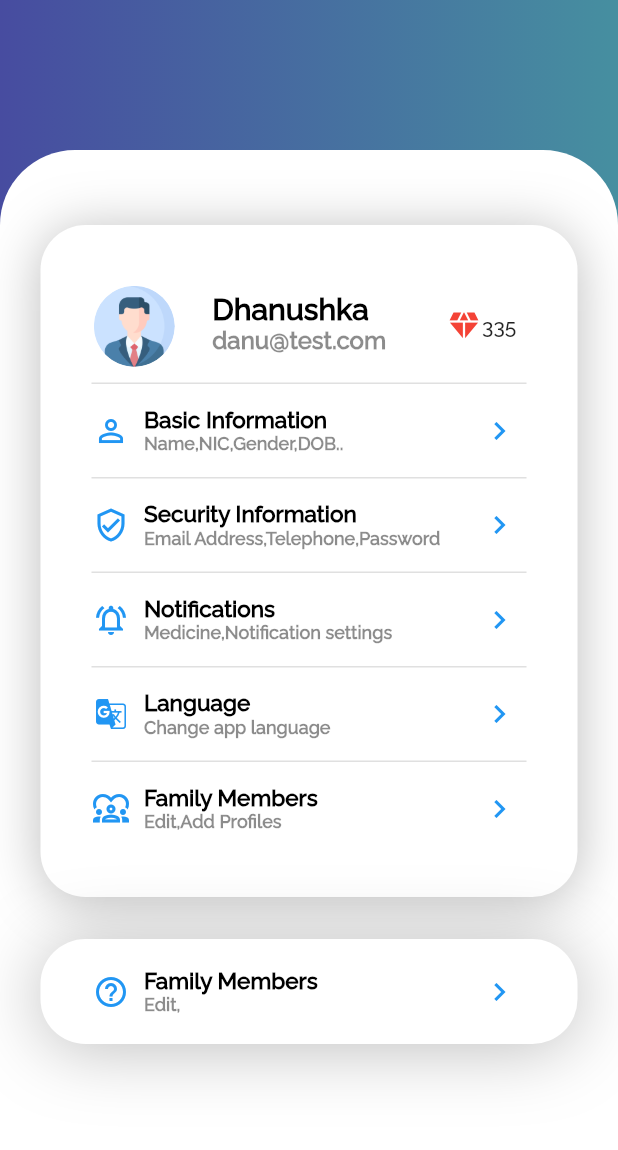
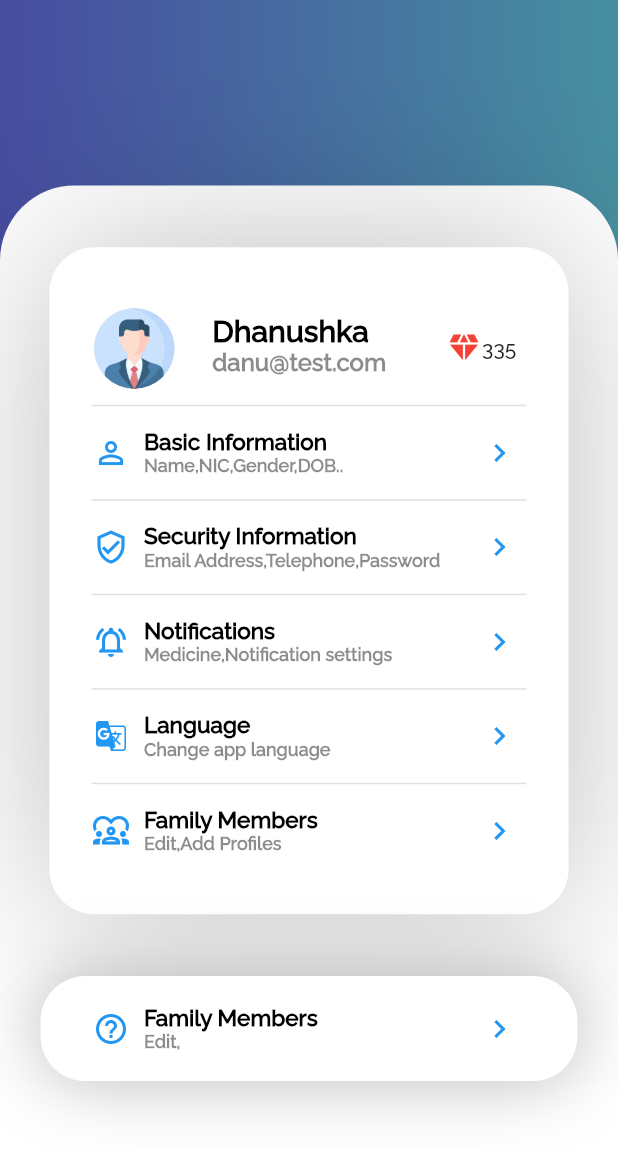
Before and after one commit to Supun-SD/MedInvent, a Flutter app: the ProfilePage screen opened directly, on a phone screen of 412 x 824 dp. Shown: the top 1150 px of the screen. Run offline on Flutter 3.47's test engine with Material 2 defaults, Android fonts, the phone set to English and light mode, and no system bars.

Commit message:
Update main_profile_page.dart

```diff
--- a/lib/features/Profile/presentation/main_profile_page.dart
+++ b/lib/features/Profile/presentation/main_profile_page.dart
@@ -7,6 +7,10 @@
 
   @override
   Widget build(BuildContext context) {
+
+    final double screenWidth = MediaQuery.of(context).size.width;
+    final double screenHeight = MediaQuery.of(context).size.height;
+
     return Scaffold(
       body: Container(
           decoration: const BoxDecoration(
@@ -23,9 +27,9 @@
             alignment: Alignment.bottomCenter,
             child: SingleChildScrollView(
               child: Container(
-                margin: const EdgeInsets.only(top: 100.0),
-                height: 750,
-                width: MediaQuery.of(context).size.width,
+                margin: EdgeInsets.only(top: screenHeight * 0.15),
+                height: screenHeight,
+                width: screenWidth,
                 decoration: const BoxDecoration(
                   borderRadius: BorderRadius.only(
                     topLeft: Radius.circular(50),
@@ -36,10 +40,8 @@
                 child: Column(
                   children: [
                     Container(
-                      height: 448,
-                      width: 358,
                       alignment: Alignment.center,
-                      margin: const EdgeInsets.only(top: 50.0),
+                      margin: EdgeInsets.symmetric(horizontal: screenWidth*0.08, vertical: screenHeight *0.05),
                       decoration: const BoxDecoration(
                         borderRadius: BorderRadius.only(
                           topLeft: Radius.circular(30),
@@ -51,8 +53,7 @@
                         boxShadow: [
                           BoxShadow(
                             color: Colors.black26,
-                            blurRadius: 30.0,
-                            offset: Offset(0, 3),
+                            blurRadius: 100.0,
                           ),
                         ],
                       ),
@@ -138,6 +139,7 @@
                             iconData2: Icons.navigate_next,
                             onTap: () {},
                           ),
+                          SizedBox(height: screenHeight*0.03,)
                         ],
                       ),
                     ),
@@ -145,7 +147,6 @@
                       height: 70,
                       width: 358,
                       alignment: Alignment.center,
-                      margin: const EdgeInsets.only(top: 28.0),
                       decoration: const BoxDecoration(
                         borderRadius: BorderRadius.only(
                           topLeft: Radius.circular(30),
@@ -158,7 +159,6 @@
                           BoxShadow(
                             color: Colors.black26,
                             blurRadius: 40.0,
-                            offset: Offset(0, 3),
                           ),
                         ],
                       ),
```
